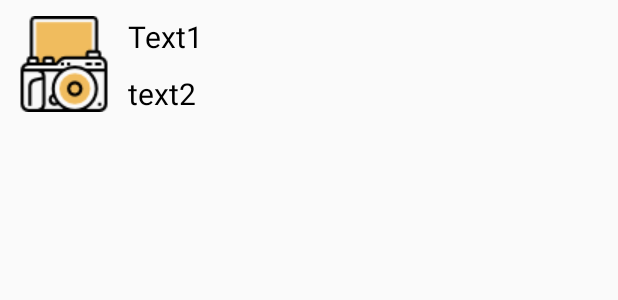
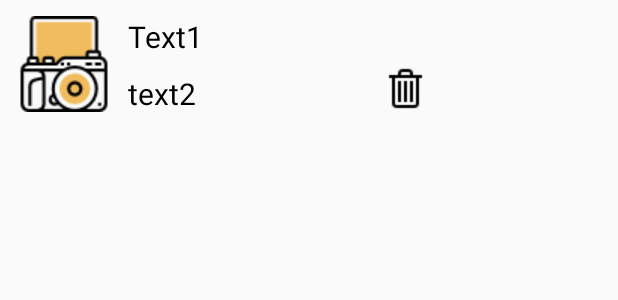
Before and after one commit to srividya429/meldCX, an Android app: the layout list_row.xml on its own in the app's theme, with its tools: preview values and no code run, on a phone screen of 412 x 824 dp. Shown: the top 300 px of the screen. Run offline under Robolectric (Android 15) with nearby library versions, the phone set to English and light mode, and no system bars.

Commit message:
Added delete list item functionality

```diff
--- a/app/src/main/res/layout/list_row.xml
+++ b/app/src/main/res/layout/list_row.xml
@@ -10,18 +10,18 @@
         android:layout_height="wrap_content"
         android:layout_margin="5dp"
         android:scaleType="fitCenter"
-        android:src="@drawable/icon_capture"/>
+        android:src="@drawable/icon_capture" />
 
     <TextView
 
-        android:autoLink="all"
         android:id="@+id/header"
         android:layout_width="wrap_content"
         android:layout_height="wrap_content"
         android:layout_margin="5dp"
         android:layout_toRightOf="@+id/imageview"
+        android:autoLink="all"
+        android:linksClickable="true"
         android:text="Text1"
-        android:linksClickable="true"
         android:textColor="@android:color/black"
         android:textSize="20dp"
         android:textStyle="normal" />
@@ -38,4 +38,13 @@
         android:textSize="20dp"
         android:textStyle="normal" />
 
+    <ImageView
+        android:layout_toRightOf="@+id/subHeader"
+        android:id="@+id/delete"
+        android:layout_width="wrap_content"
+        android:layout_height="wrap_content"
+        android:layout_alignParentRight="true"
+        android:layout_alignBottom="@+id/subHeader"
+        android:src="@drawable/delete" />
+
 </RelativeLayout>
```
Also changed, not shown: app/src/main/java/com/meldcx/captureweb/CustomAdapter.kt (+8 -0 lines), app/src/main/res/drawable-v24/delete.png (added).
